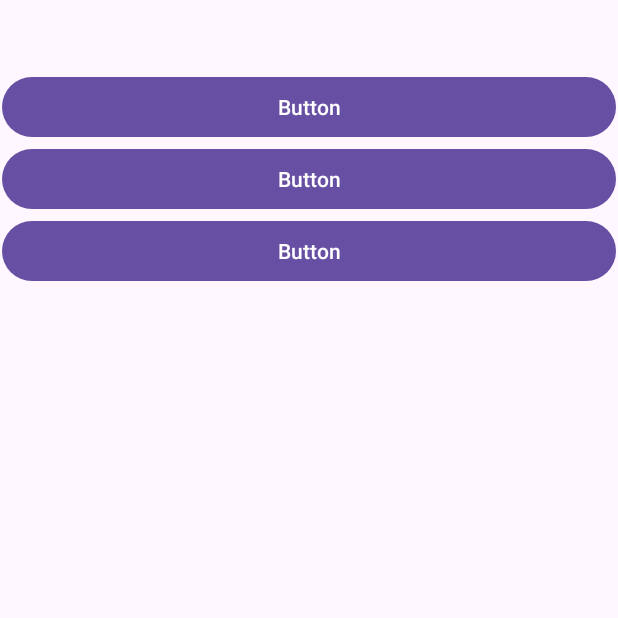
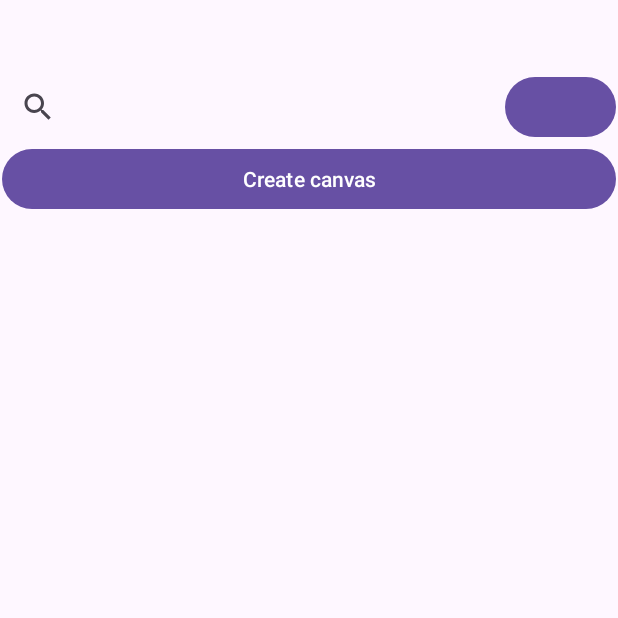
Before and after one commit to Patateon/Projet-Programmation-Mobile, an Android app: the MainMenuActivity screen opened directly, with no data from a screen before it, on a phone screen of 412 x 824 dp, the top half of it. Run offline under Robolectric (Android 15) with nearby library versions, the phone set to English and light mode, and no system bars.

Commit message:
Implémentation barre de recherche mais ça marche pas

```diff
--- a/app/src/main/AndroidManifest.xml
+++ b/app/src/main/AndroidManifest.xml
@@ -13,7 +13,7 @@
         android:theme="@style/Theme.ProjetProgrammationMobile"
         tools:targetApi="31">
         <activity
-            android:name=".MainMenuActivity"
+            android:name=".activity.MainMenuActivity"
             android:exported="true">
 <!--            <intent-filter>-->
 <!--                <action android:name="android.intent.action.MAIN" />-->
@@ -22,7 +22,7 @@
 <!--            </intent-filter>-->
         </activity>
         <activity
-            android:name=".DrawActivity"
+            android:name=".activity.DrawActivity"
             android:exported="true">
             <intent-filter>
                 <action android:name="android.intent.action.MAIN" />
--- a/app/src/main/java/com/main/projet_programmation_mobile/MainMenuActivity.java
+++ /dev/null
@@ -1,24 +0,0 @@
-package com.main.projet_programmation_mobile;
-
-import android.os.Bundle;
-
-import androidx.activity.EdgeToEdge;
-import androidx.appcompat.app.AppCompatActivity;
-import androidx.core.graphics.Insets;
-import androidx.core.view.ViewCompat;
-import androidx.core.view.WindowInsetsCompat;
-
-public class MainMenuActivity  extends AppCompatActivity {
-
-    @Override
-    protected void onCreate(Bundle savedInstanceState) {
-        super.onCreate(savedInstanceState);
-        EdgeToEdge.enable(this);
-        setContentView(R.layout.mainmenu_main);
-        ViewCompat.setOnApplyWindowInsetsListener(findViewById(R.id.main), (v, insets) -> {
-            Insets systemBars = insets.getInsets(WindowInsetsCompat.Type.systemBars());
-            v.setPadding(systemBars.left, systemBars.top, systemBars.right, systemBars.bottom);
-            return insets;
-        });
-    }
-}
--- a/app/src/main/java/com/main/projet_programmation_mobile/DrawActivity.java
+++ b/app/src/main/java/com/main/projet_programmation_mobile/activity/DrawActivity.java
@@ -1,4 +1,4 @@
-package com.main.projet_programmation_mobile;
+package com.main.projet_programmation_mobile.activity;
 
 import android.graphics.Color;
 import android.os.Bundle;
@@ -10,6 +10,7 @@ import androidx.appcompat.app.AlertDialog;
 import androidx.appcompat.app.AppCompatActivity;
 
 import com.google.android.material.slider.Slider;
+import com.main.projet_programmation_mobile.R;
 
 public class DrawActivity extends AppCompatActivity {
 
--- a/app/src/main/java/com/main/projet_programmation_mobile/DrawingView.java
+++ b/app/src/main/java/com/main/projet_programmation_mobile/activity/DrawingView.java
@@ -1,4 +1,4 @@
-package com.main.projet_programmation_mobile;
+package com.main.projet_programmation_mobile.activity;
 import android.content.Context;
 import android.graphics.Bitmap;
 import android.graphics.Canvas;
--- /dev/null
+++ b/app/src/main/java/com/main/projet_programmation_mobile/activity/MainMenuActivity.java
@@ -0,0 +1,70 @@
+package com.main.projet_programmation_mobile.activity;
+
+import android.database.Cursor;
+import android.os.Bundle;
+import android.widget.Button;
+import android.widget.ScrollView;
+
+import androidx.activity.EdgeToEdge;
+import androidx.appcompat.app.AppCompatActivity;
+import androidx.appcompat.widget.SearchView;
+import androidx.core.graphics.Insets;
+import androidx.core.view.ViewCompat;
+import androidx.core.view.WindowInsetsCompat;
+
+import com.main.projet_programmation_mobile.R;
+import com.main.projet_programmation_mobile.databases.DatabaseCanvasHelper;
+import com.main.projet_programmation_mobile.databases.DatabaseCanvasManager;
+
+public class MainMenuActivity  extends AppCompatActivity implements SearchView.OnQueryTextListener{
+
+    private ScrollView scrollView;
+    private DatabaseCanvasManager databaseCanvasManager;
+    @Override
+    protected void onCreate(Bundle savedInstanceState) {
+        super.onCreate(savedInstanceState);
+        EdgeToEdge.enable(this);
+        setContentView(R.layout.mainmenu_main);
+        ViewCompat.setOnApplyWindowInsetsListener(findViewById(R.id.main), (v, insets) -> {
+            Insets systemBars = insets.getInsets(WindowInsetsCompat.Type.systemBars());
+            v.setPadding(systemBars.left, systemBars.top, systemBars.right, systemBars.bottom);
+            return insets;
+        });
+
+        try {
+            databaseCanvasManager = new DatabaseCanvasManager(this);
+        } catch (Exception e) {
+            e.printStackTrace();
+        }
+
+        byte[] test = new byte[0];
+        databaseCanvasManager.insert("test", test);
+
+//        SearchView searchView = findViewById(R.id.searchView);
+//        searchView.setOnQueryTextListener(this);
+        scrollView = findViewById(R.id.scrollView);
+    }
+
+    @Override
+    public boolean onQueryTextSubmit(String query) {
+        return false;
+    }
+
+    @Override
+    public boolean onQueryTextChange(String newText) {
+        // Perform search query in the database
+        Cursor cursor = databaseCanvasManager.fetch(newText);
+
+        if (cursor.moveToFirst()){
+            scrollView.removeAllViews();
+            while (cursor.moveToNext()){
+                Button button = new Button(this);
+                int columnIndex = cursor.getColumnIndex(DatabaseCanvasHelper.name);
+                button.setText(cursor.getString(columnIndex));
+                scrollView.addView(button);
+            }
+        }
+
+        return true;
+    }
+}
--- a/app/src/main/java/com/main/projet_programmation_mobile/databases/ImageUtils.java
+++ b/app/src/main/java/com/main/projet_programmation_mobile/utils/ImageUtils.java
@@ -1,4 +1,4 @@
-package com.main.projet_programmation_mobile.databases;
+package com.main.projet_programmation_mobile.utils;
 
 import android.content.Context;
 import android.graphics.Bitmap;
--- a/app/src/main/res/layout/draw_main.xml
+++ b/app/src/main/res/layout/draw_main.xml
@@ -5,10 +5,10 @@
     android:id="@+id/main"
     android:layout_width="match_parent"
     android:layout_height="match_parent"
-    tools:context=".DrawActivity">
+    tools:context=".activity.DrawActivity">
 
     <!-- DrawingView -->
-    <com.main.projet_programmation_mobile.DrawingView
+    <com.main.projet_programmation_mobile.activity.DrawingView
         android:id="@+id/drawingView"
         android:layout_width="0dp"
         android:layout_height="0dp"
--- a/app/src/main/res/layout/mainmenu_main.xml
+++ b/app/src/main/res/layout/mainmenu_main.xml
@@ -5,7 +5,7 @@
     android:id="@+id/main"
     android:layout_width="match_parent"
     android:layout_height="match_parent"
-    tools:context=".MainMenuActivity">
+    tools:context=".activity.MainMenuActivity">
 
     <LinearLayout
         android:layout_width="409dp"
@@ -21,34 +21,36 @@
             android:layout_height="wrap_content"
             android:orientation="horizontal">
 
+            <SearchView
+                android:id="@+id/searchView"
+                android:layout_width="335dp"
+                android:layout_height="match_parent" />
+
+            <Button
+                android:id="@+id/create_button"
+                android:layout_width="0dp"
+                android:layout_height="wrap_content"
+                android:layout_weight="1" />
+
         </LinearLayout>
 
         <Button
-            android:id="@+id/button4"
+            android:id="@+id/setting_button"
             android:layout_width="match_parent"
             android:layout_height="wrap_content"
-            android:text="Button" />
+            android:text="@string/create_canvas"
+            tools:ignore="VisualLintButtonSize" />
 
         <ScrollView
+            android:id="@+id/scrollView"
             android:layout_width="match_parent"
             android:layout_height="match_parent">
 
             <LinearLayout
+                android:id="@+id/linearLayout_canvas"
                 android:layout_width="match_parent"
                 android:layout_height="wrap_content"
                 android:orientation="vertical" >
-
-                <Button
-                    android:id="@+id/button2"
-                    android:layout_width="match_parent"
-                    android:layout_height="wrap_content"
-                    android:text="Button" />
-
-                <Button
-                    android:id="@+id/button3"
-                    android:layout_width="match_parent"
-                    android:layout_height="wrap_content"
-                    android:text="Button" />
             </LinearLayout>
         </ScrollView>
 
--- a/app/src/main/res/values/strings.xml
+++ b/app/src/main/res/values/strings.xml
@@ -1,3 +1,6 @@
 <resources>
     <string name="app_name">Projet-Programmation-Mobile</string>
+    <string name="create_canvas">Create canvas</string>
+    <string name="canvas_1_test">Canvas 1 test</string>
+    <string name="canvas_2_test">Canvas 2 test</string>
 </resources>
```
Also changed, not shown: app/src/main/java/com/main/projet_programmation_mobile/databases/DatabaseCanvasHelper.java (+4 -4 lines), app/src/main/java/com/main/projet_programmation_mobile/databases/DatabaseCanvasManager.java (+12 -1 lines), app/src/main/java/com/main/projet_programmation_mobile/databases/DatabaseUserHelper.java (+5 -5 lines), app/src/main/java/com/main/projet_programmation_mobile/databases/DatabaseUserManager.java (+10 -2 lines).
